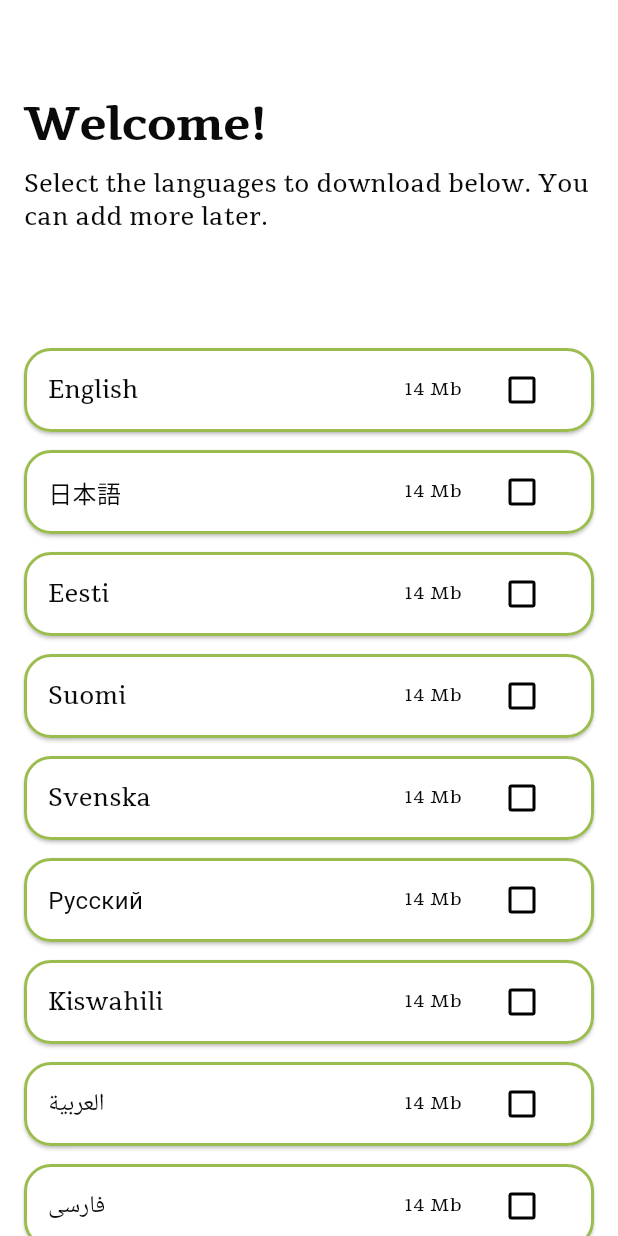
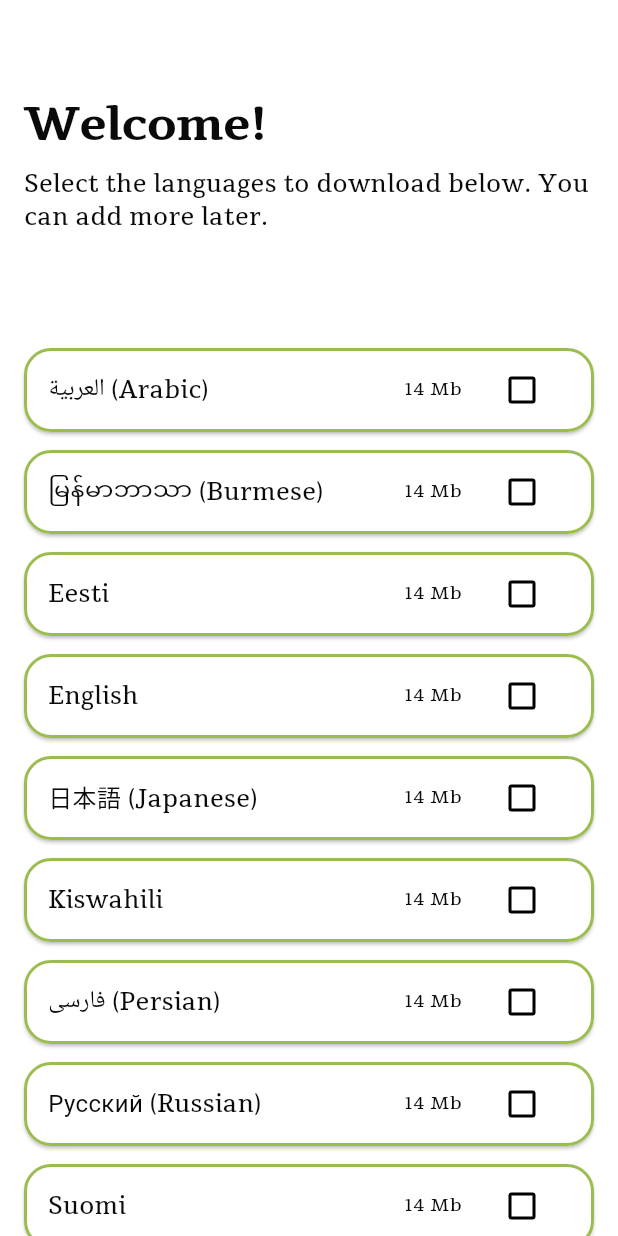
Before and after one commit to villepuuri/Bible-Toolbox, a Flutter app: the screen it shows after launch, on a phone screen of 412 x 824 dp. Run offline on Flutter 3.47's test engine with Material 3 defaults, Android fonts, the phone set to English and light mode, and no system bars; our stand-ins replace auto_size_text, google_fonts, hive, hive_flutter, scrollable_positioned_list, shared_preferences; accounts and stored records are empty.

Commit message:
Changed the language names to include English names and order

```diff
--- a/lib/core/helpers/language_helper.dart
+++ b/lib/core/helpers/language_helper.dart
@@ -1,15 +1,19 @@
-import 'package:flutter/cupertino.dart';
 
 class LanguageClass {
   final String displayName;
+  final String? englishName;
   final String abbreviation;
   final String languagePacketSize;
 
   const LanguageClass({
     required this.displayName,
+    this.englishName,
     required this.abbreviation,
     required this.languagePacketSize,
   });
+
+  String get fullName =>
+      englishName != null ? '$displayName ($englishName)' : displayName;
 
   // An easier way to get the language code
   String get code => abbreviation;
@@ -21,18 +25,48 @@ class LanguageClass {
 class LanguageHelper {
   static const List<LanguageClass> languages = [
     LanguageClass(
+      displayName: "العربية",
+      englishName: "Arabic",
+      abbreviation: "ar",
+      languagePacketSize: "14 Mb",
+    ),
+    LanguageClass(
+      displayName: "မြန်မာဘာသာ",
+      englishName: "Burmese",
+      abbreviation: "my",
+      languagePacketSize: "14 Mb",
+    ),
+    LanguageClass(
+      displayName: "Eesti",
+      abbreviation: "et",
+      languagePacketSize: "14 Mb",
+    ),
+    LanguageClass(
       displayName: "English",
       abbreviation: "en",
       languagePacketSize: "14 Mb",
     ),
     LanguageClass(
       displayName: "日本語",
+      englishName: "Japanese",
       abbreviation: "ja",
       languagePacketSize: "14 Mb",
     ),
     LanguageClass(
-      displayName: "Eesti",
-      abbreviation: "et",
+      displayName: "Kiswahili",
+      abbreviation: "sw",
+      languagePacketSize: "14 Mb",
+    ),
+    LanguageClass(
+      displayName: "فارسی",
+      englishName: "Persian",
+      abbreviation: "fa",
+      languagePacketSize: "14 Mb",
+    ),
+    LanguageClass(
+      displayName: "Русский",
+      englishName: "Russian",
+      abbreviation: "ru",
       languagePacketSize: "14 Mb",
     ),
     LanguageClass(
@@ -43,31 +77,6 @@ class LanguageHelper {
     LanguageClass(
       displayName: "Svenska",
       abbreviation: "sv",
-      languagePacketSize: "14 Mb",
-    ),
-    LanguageClass(
-      displayName: "Русский",
-      abbreviation: "ru",
-      languagePacketSize: "14 Mb",
-    ),
-    LanguageClass(
-      displayName: "Kiswahili",
-      abbreviation: "sw",
-      languagePacketSize: "14 Mb",
-    ),
-    LanguageClass(
-      displayName: "العربية",
-      abbreviation: "ar",
-      languagePacketSize: "14 Mb",
-    ),
-    LanguageClass(
-      displayName: "فارسی",
-      abbreviation: "fa",
-      languagePacketSize: "14 Mb",
-    ),
-    LanguageClass(
-      displayName: "မြန်မာဘာသာ",
-      abbreviation: "my",
       languagePacketSize: "14 Mb",
     ),
   ];
--- a/lib/core/theme.dart
+++ b/lib/core/theme.dart
@@ -52,6 +52,12 @@ class AppThemeData {
     ),
 
     // Body texts
+    bodyLarge: GoogleFonts.tienne(
+      fontSize: 18,
+      fontWeight: FontWeight.w400,
+      color: black,
+      height: 1.4,
+    ),
     bodyMedium: GoogleFonts.tienne(
       fontSize: 16,
       fontWeight: FontWeight.w400,
--- a/lib/presentation/pages/language_page.dart
+++ b/lib/presentation/pages/language_page.dart
@@ -95,7 +95,7 @@ class _LanguagePageState extends State<LanguagePage> {
 
   Widget languageTile(LanguageClass language, {bool isLoaded = false}) {
     return ListCard(
-      title: language.displayName,
+      title: language.fullName,
       smallInfoText: language.languagePacketSize,
       onTap: () async {
         if (isLoaded) {
--- a/lib/presentation/pages/welcome_page.dart
+++ b/lib/presentation/pages/welcome_page.dart
@@ -35,7 +35,7 @@ class _WelcomePageState extends State<WelcomePage> {
           LanguageClass element = entry.value;
           return ListCard(
             key: ValueKey(element.abbreviation),
-            title: element.displayName,
+            title: element.fullName,
             smallInfoText: element.languagePacketSize,
             trailing: Checkbox(
               value: selectedLanguages[index],
@@ -72,7 +72,7 @@ class _WelcomePageState extends State<WelcomePage> {
               label: Row(
                 children: [
                   Text(
-                    AppLocalizations.of(context)!.titleLoadedLanguages,
+                    AppLocalizations.of(context)!.titleLoadLanguages,
                     style: Theme.of(context).textTheme.headlineMedium!.apply(
                       color: Theme.of(context).colorScheme.surface,
                     ),
```
Also changed, not shown: lib/presentation/pages/bookmarks_page.dart (+4 -7 lines).
